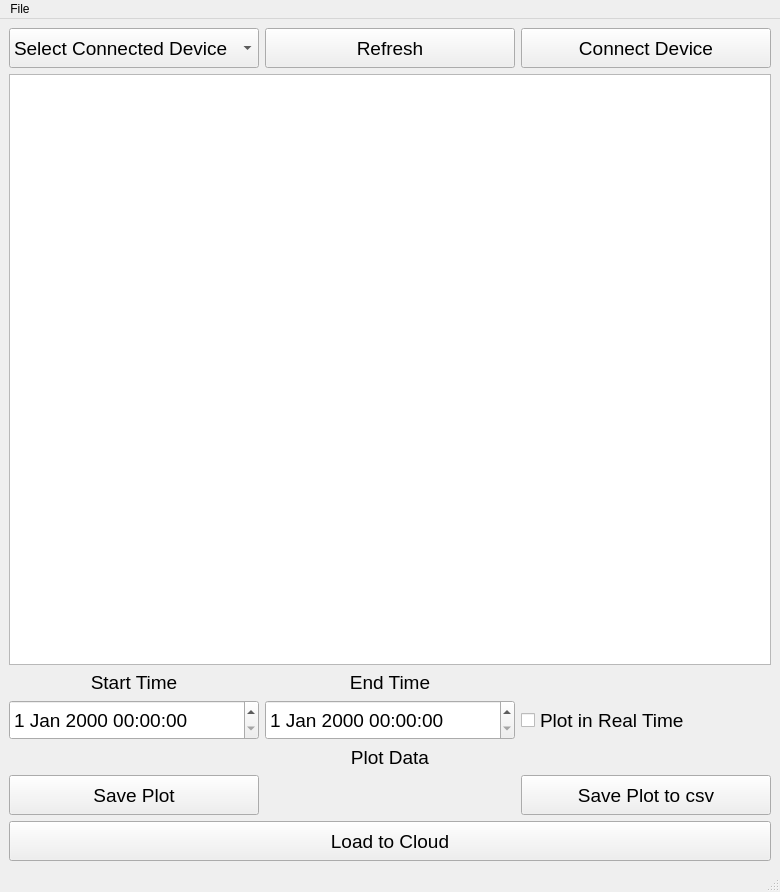
Old version of the form client_main.ui in the repository DimYun/ambient-logicyield-client.
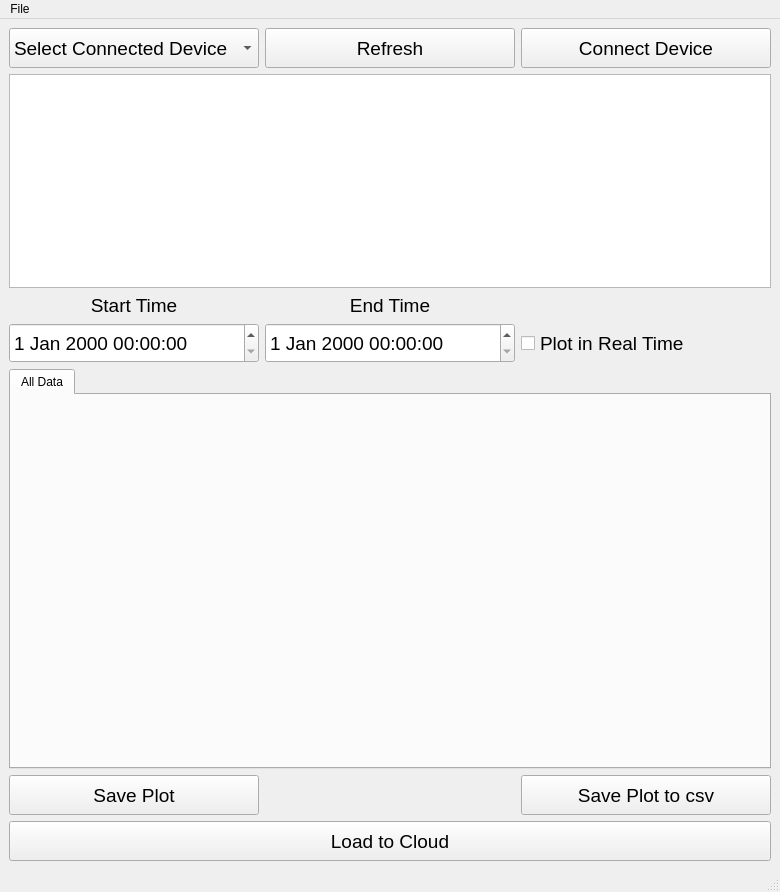
New version of the form.

Commit message: Add plot implementation (matplotlib) and tab widget

Patch:
```diff
--- a/client_main.ui
+++ b/client_main.ui
@@ -153,24 +153,21 @@
      </widget>
     </item>
     <item row="4" column="0" colspan="3">
-     <widget class="QLabel" name="l_plot">
+     <widget class="QTabWidget" name="tabw_data">
       <property name="minimumSize">
        <size>
         <width>0</width>
-        <height>0</height>
+        <height>400</height>
        </size>
       </property>
-      <property name="font">
-       <font>
-        <pointsize>14</pointsize>
-       </font>
+      <property name="currentIndex">
+       <number>0</number>
       </property>
-      <property name="text">
-       <string>Plot Data</string>
-      </property>
-      <property name="alignment">
-       <set>Qt::AlignCenter</set>
-      </property>
+      <widget class="QWidget" name="all_d_tab">
+       <attribute name="title">
+        <string>All Data</string>
+       </attribute>
+      </widget>
      </widget>
     </item>
     <item row="5" column="0">
```
The commit also changes 1 other file.
